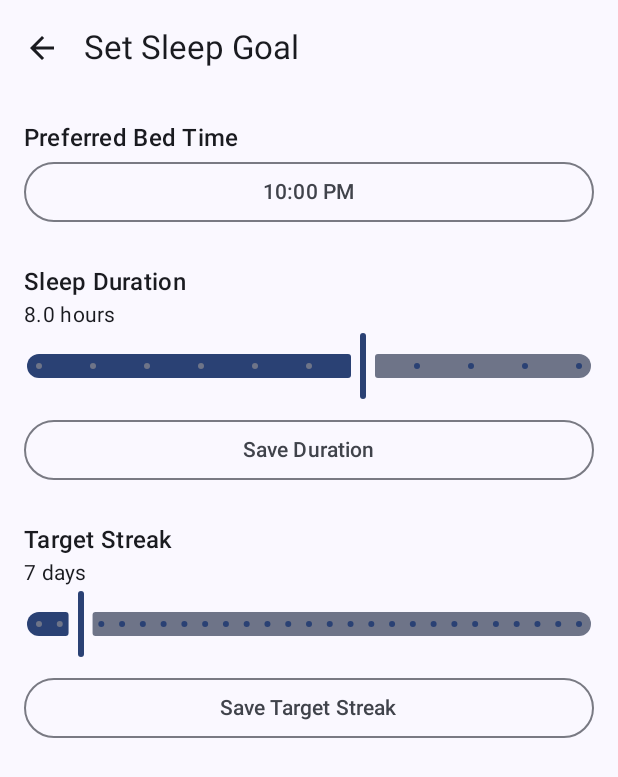
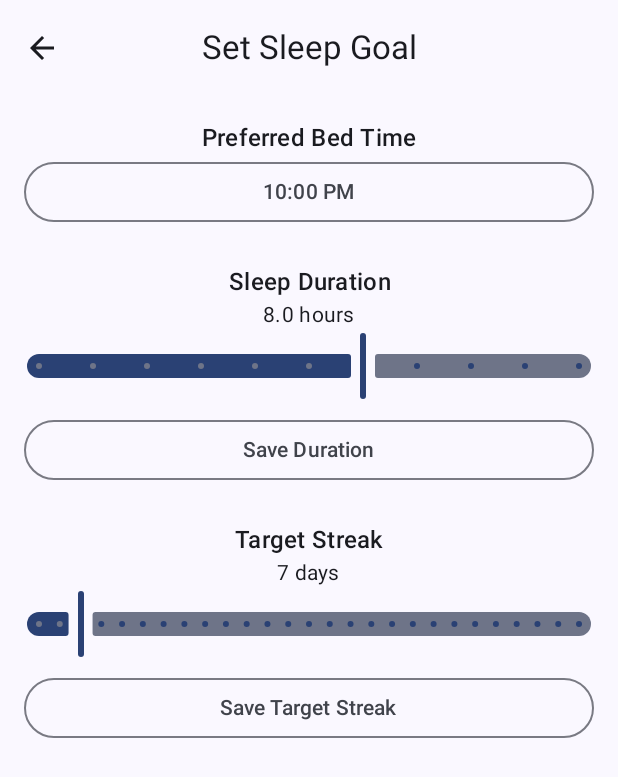
Before and after one commit to LyapunKate/SleepBuddy, an Android app built with Jetpack Compose: the SetGoalScreen screen opened through its navigation route, on a phone screen of 412 x 824 dp. Shown: the top 777 px of the screen. Run offline under Robolectric (Android 15) with nearby library versions, the phone set to English and light mode, and no system bars; our stand-ins replace Room's generated code.

Commit message:
Centered text on the Set Sleep Goal screen

```diff
--- a/app/src/main/java/com/sleepbuddy/sleeptracker/ui/screens/HomeScreen.kt
+++ b/app/src/main/java/com/sleepbuddy/sleeptracker/ui/screens/HomeScreen.kt
@@ -245,7 +245,7 @@ fun SleepTimeInfo(
                 )
                 Text(
                     text = stringResource(
-                        R.string.sleep_duration,
+                        R.string.duration,
                         formatDuration(duration)
                     ),
                     style = MaterialTheme.typography.bodyLarge
--- a/app/src/main/java/com/sleepbuddy/sleeptracker/ui/screens/SetGoalScreen.kt
+++ b/app/src/main/java/com/sleepbuddy/sleeptracker/ui/screens/SetGoalScreen.kt
@@ -15,6 +15,7 @@ import java.time.LocalTime
 import java.time.format.DateTimeFormatter
 import kotlin.math.roundToInt
 import androidx.activity.compose.BackHandler
+import androidx.compose.ui.text.style.TextAlign
 
 @OptIn(ExperimentalMaterial3Api::class)
 @Composable
@@ -40,7 +41,19 @@ fun SetGoalScreen(
     Scaffold(
         topBar = {
             TopAppBar(
-                title = { Text(stringResource(R.string.set_sleep_goal)) },
+                title = {
+                    Box(
+                        modifier = Modifier
+                            .fillMaxWidth()
+                            .padding(end = 48.dp),
+                        contentAlignment = Alignment.Center
+                    ) {
+                        Text(
+                            text = stringResource(R.string.set_sleep_goal),
+                            textAlign = TextAlign.Center
+                        )
+                    }
+                },
                 navigationIcon = {
                     IconButton(onClick = onNavigateBack) {
                         Icon(
@@ -60,10 +73,15 @@ fun SetGoalScreen(
             verticalArrangement = Arrangement.spacedBy(24.dp)
         ) {
             // Bed Time Section
-            Column {
+            Column(
+                horizontalAlignment = Alignment.CenterHorizontally,
+                modifier = Modifier.fillMaxWidth()
+            ) {
                 Text(
                     text = stringResource(R.string.preferred_bed_time),
-                    style = MaterialTheme.typography.titleMedium
+                    style = MaterialTheme.typography.titleMedium,
+                    textAlign = TextAlign.Center,
+                    modifier = Modifier.fillMaxWidth()
                 )
                 OutlinedButton(
                     onClick = { showTimePicker = true },
@@ -74,10 +92,15 @@ fun SetGoalScreen(
             }
 
             // Sleep Duration Section
-            Column {
+            Column(
+                horizontalAlignment = Alignment.CenterHorizontally,
+                modifier = Modifier.fillMaxWidth()
+            ) {
                 Text(
                     text = stringResource(R.string.sleep_duration),
-                    style = MaterialTheme.typography.titleMedium
+                    style = MaterialTheme.typography.titleMedium,
+                    textAlign = TextAlign.Center,
+                    modifier = Modifier.fillMaxWidth()
                 )
                 Text(
                     text = stringResource(R.string.hours_value, durationSliderValue),
@@ -111,10 +134,15 @@ fun SetGoalScreen(
             }
 
             // Target Streak Section
-            Column {
+            Column(
+                horizontalAlignment = Alignment.CenterHorizontally,
+                modifier = Modifier.fillMaxWidth()
+            ) {
                 Text(
                     text = stringResource(R.string.target_streak),
-                    style = MaterialTheme.typography.titleMedium
+                    style = MaterialTheme.typography.titleMedium,
+                    textAlign = TextAlign.Center,
+                    modifier = Modifier.fillMaxWidth()
                 )
                 Text(
                     text = stringResource(R.string.days_value, streakSliderValue.toInt()),
--- a/app/src/main/res/values/strings.xml
+++ b/app/src/main/res/values/strings.xml
@@ -14,8 +14,9 @@
     <string name="confirm">Confirm</string>
     <string name="cancel">Cancel</string>
     <string name="navigate_back">Navigate Back</string>
-    <string name="sleep_start_time">Sleep Start: %s</string>
+    <string name="sleep_start_time">Sleep Start Time: %s</string>
     <string name="sleep_duration">Sleep Duration</string>
+    <string name="duration">Duration: %s</string>
     <string name="reset_progress_title">Reset Progress</string>
     <string name="reset_progress_message">Are you sure? This will reset your progress.</string>
     <string name="save_duration">Save Duration</string>
```
